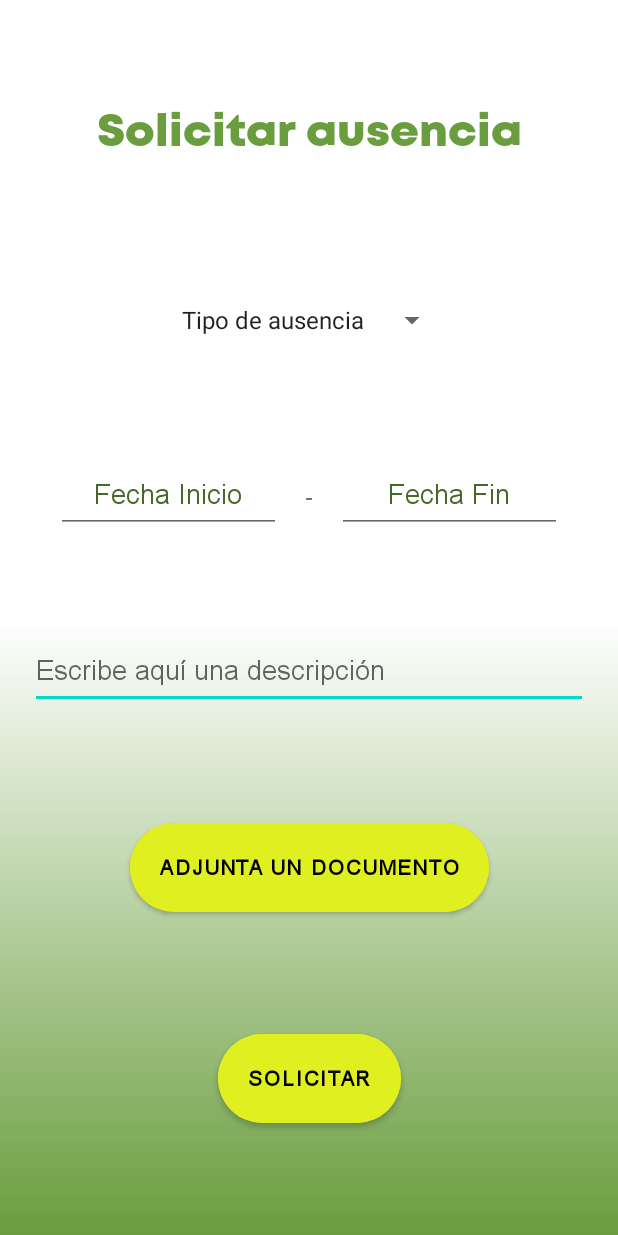
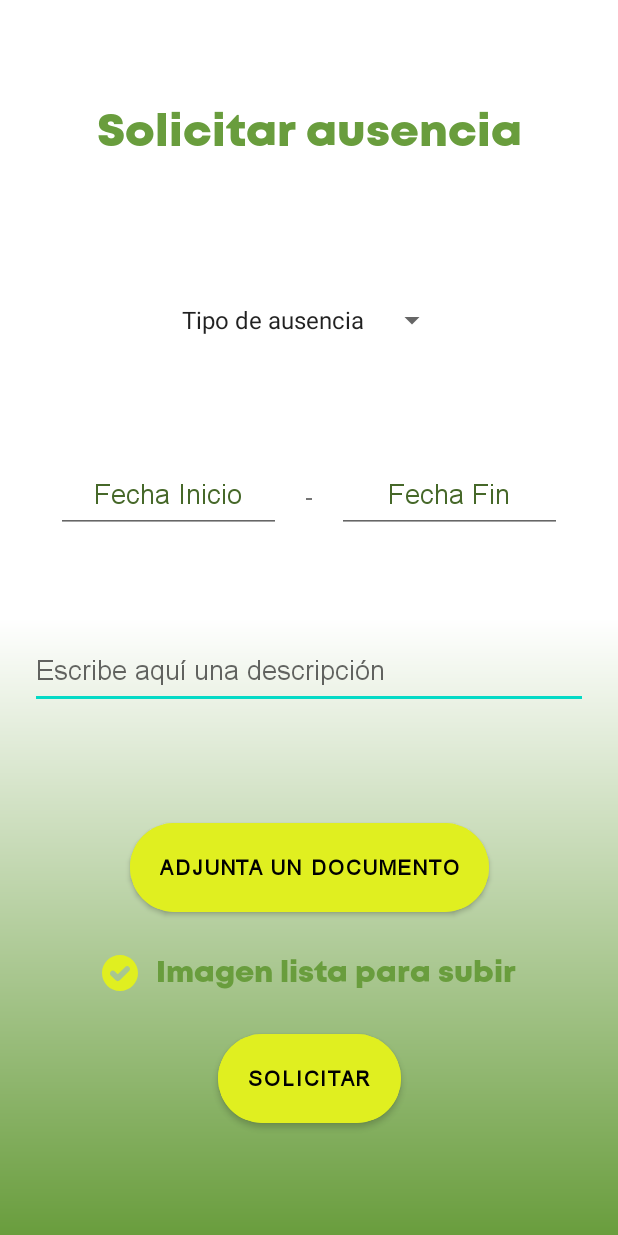
Before and after one commit to P3r1c086/Andarivel, an Android app: the layout fragment_solicitar_ausencia.xml on its own in the app's theme, with its tools: preview values and no code run, on a phone screen of 412 x 824 dp. Run offline under Robolectric (Android 15) with nearby library versions, the phone set to English and light mode, and no system bars.

Commit message:
Creada logica para guardar y checkear subida de documento al solicitar una ausencia

```diff
--- a/app/src/main/java/com/pedroaguilar/andarivel/presentacion/ui/panelAdministrador/ausencias/SolicitarAusenciaFragment.java
+++ b/app/src/main/java/com/pedroaguilar/andarivel/presentacion/ui/panelAdministrador/ausencias/SolicitarAusenciaFragment.java
@@ -249,6 +249,8 @@ public class SolicitarAusenciaFragment extends Fragment implements SolicitarAuse
         bitmap.compress(Bitmap.CompressFormat.JPEG, 100, baos);
         byte[] data = baos.toByteArray();
         presenter.guardaImagenPerfil(data);
+        binding.tvEstadoDoc.setText(getString(R.string.imagen_lista_para_subir));
+        binding.tvEstadoDoc.setVisibility(View.VISIBLE);
     }
 
     @Override
--- a/app/src/main/res/layout/fragment_solicitar_ausencia.xml
+++ b/app/src/main/res/layout/fragment_solicitar_ausencia.xml
@@ -136,7 +136,8 @@
         app:layout_constraintEnd_toEndOf="parent"
         app:layout_constraintStart_toStartOf="parent"
         app:layout_constraintTop_toBottomOf="@+id/btAdjuntarDoc"
-        tools:text="imagen.png"
+        tools:text="@string/imagen_lista_para_subir"
+        tools:visibility="visible"
         android:drawablePadding="12dp"
         app:drawableStartCompat="@drawable/ic_check" />
 
--- a/app/src/main/res/values/strings.xml
+++ b/app/src/main/res/values/strings.xml
@@ -108,4 +108,5 @@
     <string name="trabajadores">Trabajadores</string>
     <string name="estado_trabajadores_label">Estado Trabajadores</string>
     <string name="tablon_anuncios">Tablón Anuncios</string>
+    <string name="imagen_lista_para_subir">Imagen lista para subir</string>
 </resources>
```
Also changed, not shown: app/src/main/java/com/pedroaguilar/andarivel/presentacion/ui/panelAdministrador/ausencias/SolicitarAusenciaPresenter.java (+18 -8 lines), 1 other file.
